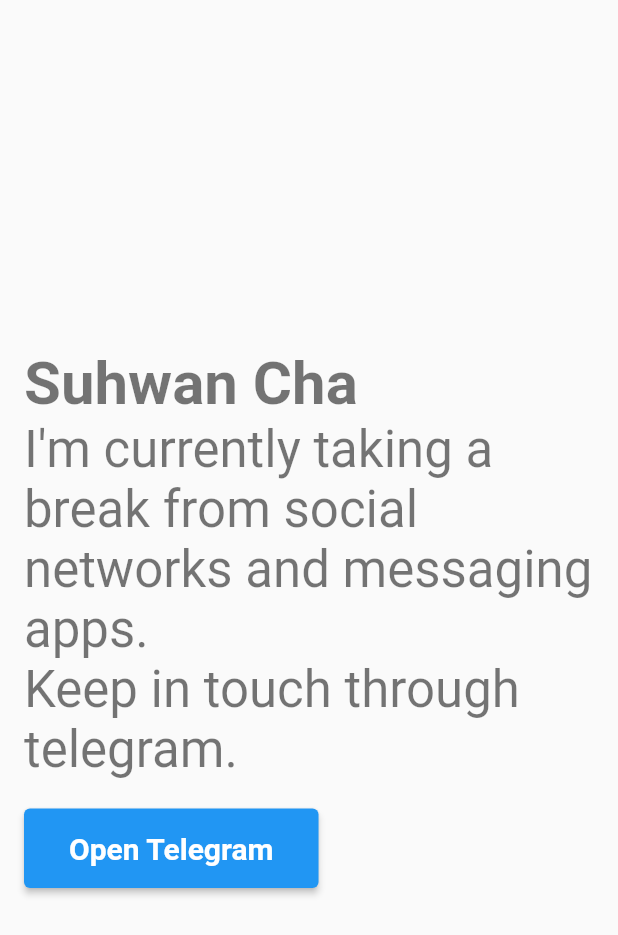
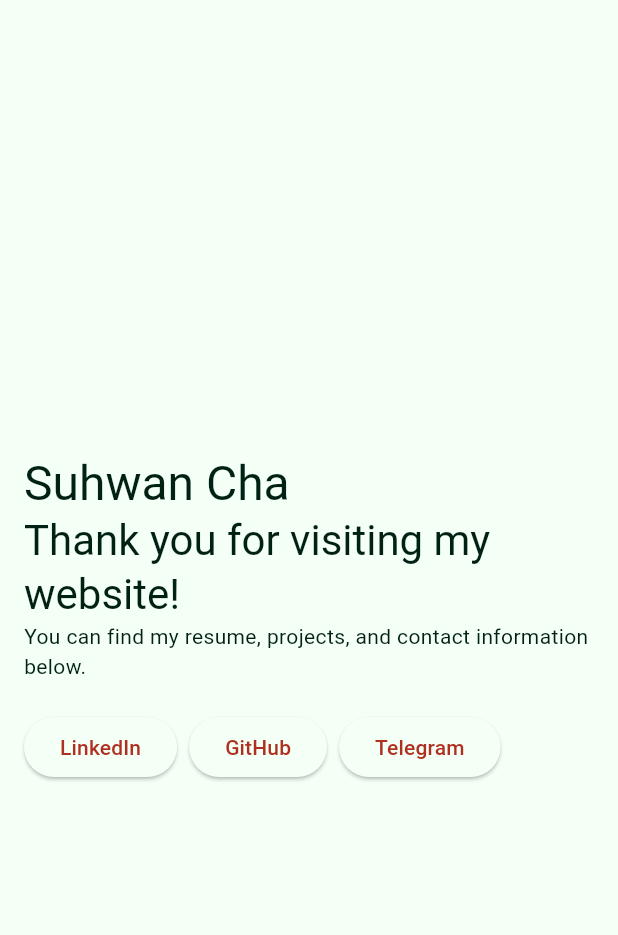
Before and after one commit to SuhwanCha/suhwan.me, a Flutter app: the screen it shows after launch, on a phone screen of 412 x 824 dp. Shown: the top 935 px of the screen. Run offline on Flutter 3.47's test engine with Material 2 defaults, Android fonts, the phone set to English and light mode, and no system bars; Roboto replaces fonts that are missing (Pretendard).

Commit message:
update theme and messages

```diff
--- a/lib/home_screen.dart
+++ b/lib/home_screen.dart
@@ -9,6 +9,8 @@
     return Scaffold(
       body: Padding(
         padding: const EdgeInsets.all(16.0),
+        child: SizedBox(
+          width: double.infinity,
           child: Column(
             crossAxisAlignment: CrossAxisAlignment.start,
             mainAxisAlignment: MainAxisAlignment.center,
@@ -18,32 +20,48 @@
                 style: Theme.of(context).textTheme.headlineLarge,
               ),
               Text(
-              'I\'m currently taking a break from social networks and messaging apps.',
+                'Thank you for visiting my website!',
                 style: Theme.of(context).textTheme.headlineMedium,
               ),
               Text(
-              'Keep in touch through telegram.',
-              style: Theme.of(context).textTheme.headlineMedium,
+                'You can find my resume, projects, and contact information below.',
+                style: Theme.of(context).textTheme.bodyMedium,
               ),
               const SizedBox(
                 height: 20,
               ),
-            // large button
+
+              Row(
+                children: [
+                  ElevatedButton(
+                    onPressed: () => launchUrl(
+                      Uri.parse('https://www.linkedin.com/in/suhwan/'),
+                    ),
+                    child: const Text('LinkedIn'),
+                  ),
+                  const SizedBox(
+                    width: 8,
+                  ),
+                  ElevatedButton(
+                    onPressed: () => launchUrl(
+                      Uri.parse('https://github.com/suhwancha/'),
+                    ),
+                    child: const Text('GitHub'),
+                  ),
+                  const SizedBox(
+                    width: 8,
+                  ),
                   ElevatedButton(
                     onPressed: () {
-                // launch url
                       launchUrl(Uri.parse('https://t.me/suhwan_cha'));
                     },
-              style: ElevatedButton.styleFrom(
-                padding: const EdgeInsets.symmetric(
-                  horizontal: 30,
-                  vertical: 15,
-                ),
-                textStyle: Theme.of(context).textTheme.labelLarge,
-              ),
-              child: const Text('Open Telegram'),
+                    child: const Text('Telegram'),
                   ),
                 ],
+              ),
+              // large button
+            ],
+          ),
         ),
       ),
     );
--- a/lib/main.dart
+++ b/lib/main.dart
@@ -1,4 +1,5 @@
 import 'package:flutter/material.dart';
+import 'package:suhwan_me/color_schemes.g.dart';
 import 'package:suhwan_me/home_screen.dart';
 
 void main() {
@@ -15,41 +16,13 @@
       title: 'Suhwan Cha',
       themeMode: ThemeMode.system,
       theme: ThemeData(
-        brightness: Brightness.light,
-        primarySwatch: Colors.blue,
-        textTheme: const TextTheme(
-          headlineLarge: TextStyle(
-            fontSize: 40,
-            fontWeight: FontWeight.bold,
-          ),
-          // headlineMedium: TextStyle(
-          //   fontSize: 20,
-          //   fontWeight: FontWeight.bold,
-          // ),
-          labelLarge: TextStyle(
-            fontSize: 20,
-            fontWeight: FontWeight.bold,
-          ),
-        ),
-      ),
+          useMaterial3: true,
+          colorScheme: lightColorScheme,
+          fontFamily: 'Pretendard'),
       darkTheme: ThemeData(
-        brightness: Brightness.dark,
-        primarySwatch: Colors.blue,
-        textTheme: const TextTheme(
-          headlineLarge: TextStyle(
-            fontSize: 40,
-            fontWeight: FontWeight.bold,
-          ),
-          // headlineMedium: TextStyle(
-          //   fontSize: 20,
-          //   fontWeight: FontWeight.bold,
-          // ),
-          labelLarge: TextStyle(
-            fontSize: 20,
-            fontWeight: FontWeight.bold,
-          ),
-        ),
-      ),
+          useMaterial3: true,
+          colorScheme: darkColorScheme,
+          fontFamily: 'Pretendard'),
       home: const HomeScreen(),
     );
   }
```
Also changed, not shown: lib/color_schemes.g.dart (added), lib/main.g.dart (added). Lines whose indentation alone changed are shown as unchanged.
